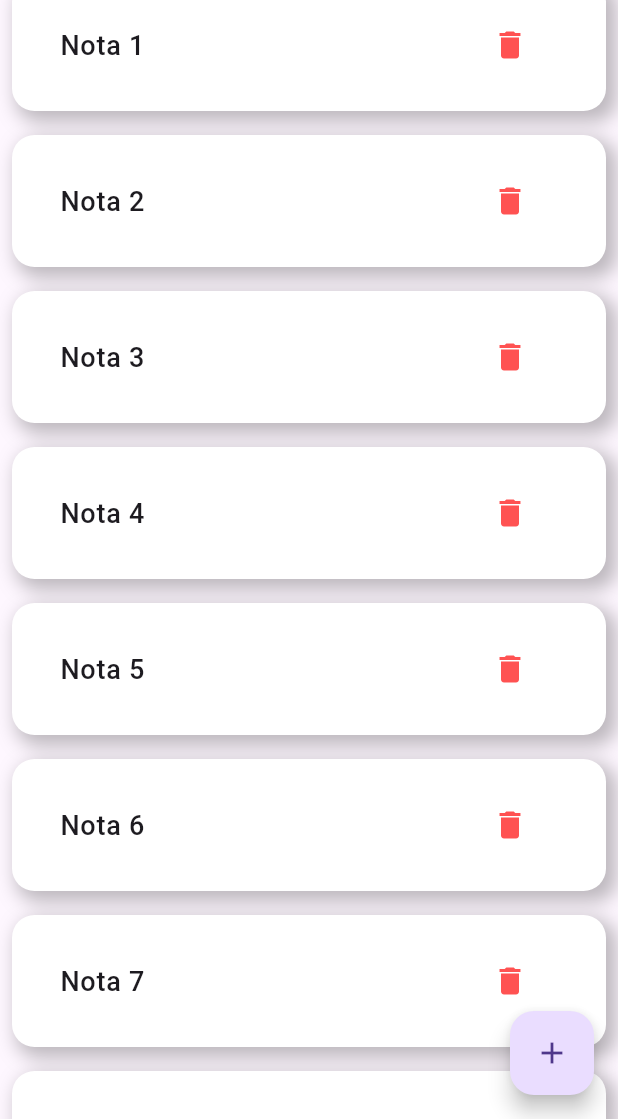
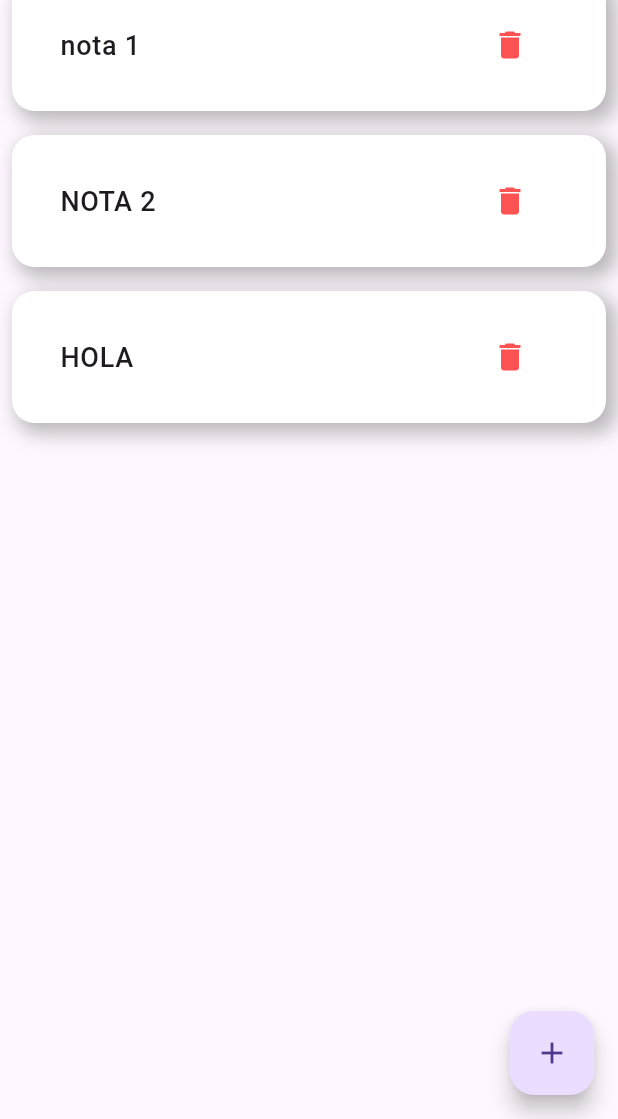
Before and after one commit to HuascarFedor/notas-flutter-app, a Flutter app: the screen it shows after launch, on a phone screen of 412 x 824 dp, the part 117-1236 px from its top. Run offline on Flutter 3.47's test engine with Material 3 defaults, Android fonts, the phone set to English and light mode, and no system bars.

Commit message:
third commit

```diff
--- a/lib/main.dart
+++ b/lib/main.dart
@@ -1,4 +1,5 @@
 import 'package:flutter/material.dart';
+import 'package:notas_app/views/nota_screen.dart';
 
 void main() {
   runApp(const NotasApp());
@@ -10,66 +11,7 @@ class NotasApp extends StatelessWidget {
   @override
   Widget build(BuildContext context) {
     return const MaterialApp(
-      home: Notas(),
+      home: NotaScreen(),
     );
   }
 }
-
-class Notas extends StatefulWidget {
-  const Notas({super.key});
-
-  @override
-  State<Notas> createState() => _NotasState();
-}
-
-class _NotasState extends State<Notas> {
-  @override
-  Widget build(BuildContext context) {
-    return Scaffold(
-      appBar: AppBar(
-        title: const Text("Aplicación de Notas"),
-      ),
-      body: _buildList(),
-      floatingActionButton: const FloatingActionButton(
-        onPressed: null,
-        child: Icon(Icons.add),
-      ),
-    );
-  }
-
-  Widget _buildList() {
-    return ListView(
-      children: <Widget>[
-        for(int i=0; i<10; i++) ...[
-          Container(
-            margin: const EdgeInsets.all(8.0),
-            padding: const EdgeInsets.all(16.0),
-            decoration: BoxDecoration(
-              borderRadius: BorderRadius.circular(15.0),
-              color: Colors.white,
-              boxShadow: const [
-                BoxShadow(
-                  color: Colors.black26,
-                  blurRadius: 10.0,
-                  spreadRadius: 2.0,
-                  offset: Offset(5.0, 5.0),
-                ),
-              ],
-            ),
-            child: ListTile(
-              title: Text(
-                'Nota ${i + 1}',
-                style: const TextStyle(fontWeight: FontWeight.w500, fontSize: 18.0),
-              ),
-              onTap: null,
-              trailing: const IconButton(
-                icon: Icon(Icons.delete, color: Colors.redAccent),
-                onPressed: null,
-              ),
-            ),
-          ),
-        ],
-      ],
-    );
-  }
-}
--- /dev/null
+++ b/lib/views/nota_screen.dart
@@ -0,0 +1,74 @@
+import 'package:flutter/material.dart';
+import 'package:notas_app/views/widgets/delete_dialog.dart';
+
+class NotaScreen extends StatefulWidget {
+  const NotaScreen({super.key});
+
+  @override
+  State<NotaScreen> createState() => _NotasState();
+}
+
+class _NotasState extends State<NotaScreen> {
+  final List<String> _notas = ["nota 1", "NOTA 2", "HOLA"];
+
+  @override
+  Widget build(BuildContext context) {
+    return Scaffold(
+      appBar: AppBar(
+        title: const Text("Aplicación de Notas"),
+      ),
+      body: _buildList(),
+      floatingActionButton: const FloatingActionButton(
+        onPressed: null,
+        child: Icon(Icons.add),
+      ),
+    );
+  }
+
+  Widget _buildList() {
+    return ListView.builder(
+      itemCount: _notas.length,
+      itemBuilder: (context, index) {
+        return Container(
+          margin: const EdgeInsets.all(8.0),
+          padding: const EdgeInsets.all(16.0),
+          decoration: BoxDecoration(
+            borderRadius: BorderRadius.circular(15.0),
+            color: Colors.white,
+            boxShadow: const [
+              BoxShadow(
+                color: Colors.black26,
+                blurRadius: 10.0,
+                spreadRadius: 2.0,
+                offset: Offset(5.0, 5.0),
+              ),
+            ],
+          ),
+          child: ListTile(
+            title: Text(
+              _notas[index],
+              style:
+                  const TextStyle(fontWeight: FontWeight.w500, fontSize: 18.0),
+            ),
+            onTap: () => _showDeleteNotaDialog(index),
+            trailing: const IconButton(
+              icon: Icon(Icons.delete, color: Colors.redAccent),
+              onPressed: null,
+            ),
+          ),
+        );
+      },
+    );
+  }
+
+  void _showDeleteNotaDialog(int index) {
+    showDialog(
+        context: context,
+        builder: (BuildContext context) {
+          return DeleteDialog(
+              title: "Eliminar Nota",
+              content: "¿Está seguro de eliminar la nota?",
+              onDelete: () {});
+        });
+  }
+}
```
Also changed, not shown: lib/views/widgets/delete_dialog.dart (added, +35 -0 lines).
